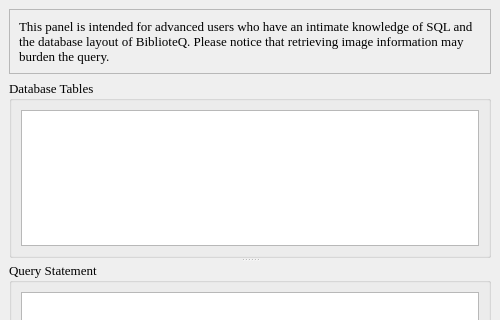
Before: the Qt Designer form customquery.ui in textbrowser/biblioteq, drawn with Qt 5; both pictures show x 0 to 500 and y 0 to 320 of the 500 by 500 pixel window.
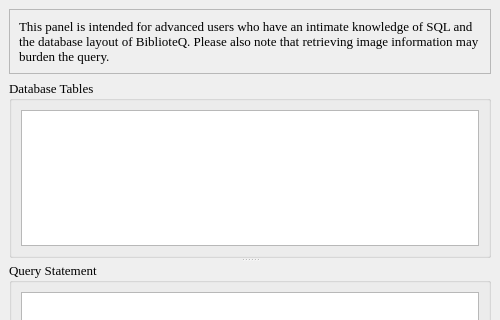
After: the same form once the commit is applied. Icons and pictures are not drawn.

Patch:
```diff
--- a/customquery.ui
+++ b/customquery.ui
@@ -38,7 +38,7 @@
        <item>
         <widget class="QLabel" name="label" >
          <property name="text" >
-          <string>This panel is intended for advanced users who have an intimate knowledge of SQL and the database layout of BiblioteQ. Please notice that retrieving image information may burden the query.</string>
+          <string>This panel is intended for advanced users who have an intimate knowledge of SQL and the database layout of BiblioteQ. Please also note that retrieving image information may burden the query.</string>
          </property>
          <property name="wordWrap" >
           <bool>true</bool>
```
